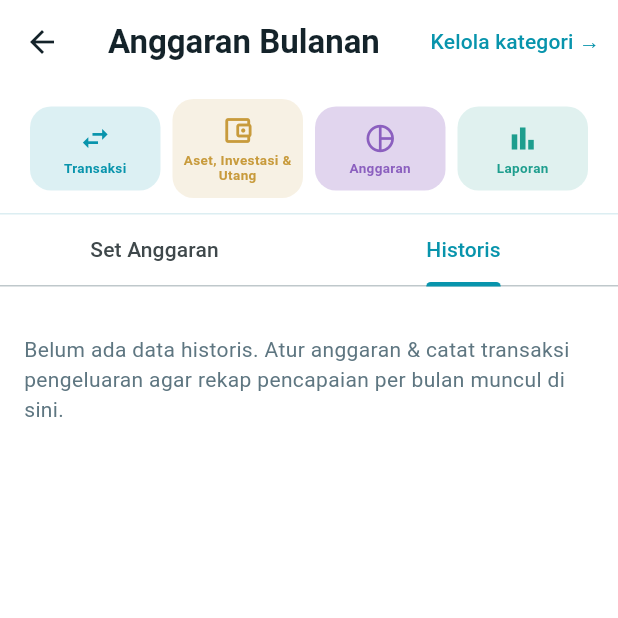
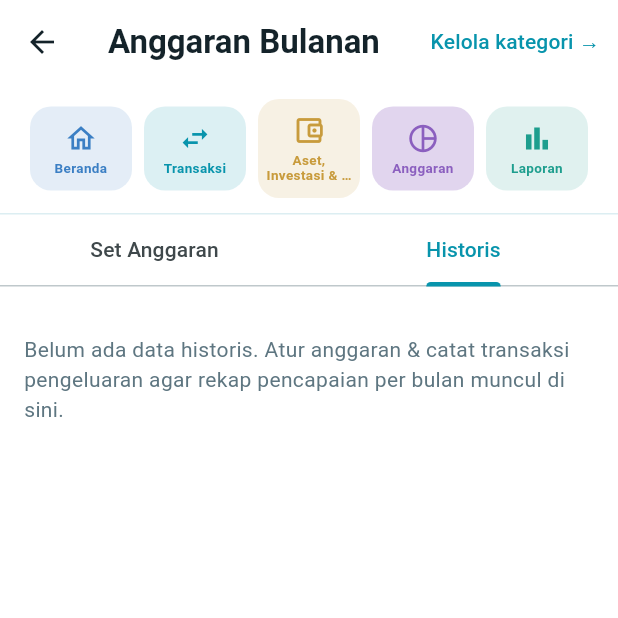
Before and after one commit to rejaapriangga-beep/dompetdigitalku-mobile, a Flutter app: the BudgetsScreen screen opened directly, tab 2 chosen, on a phone screen of 412 x 824 dp, the top half of it. Run offline on Flutter 3.47's test engine with Material 3 defaults, Android fonts, the phone set to English and light mode, and no system bars; our stand-ins replace device_info_plus, dio, file_picker, flutter_secure_storage, google_mobile_ads, google_sign_in and 4 more; missing offline and left inert: cryptography, google_mlkit_text_recognition; accounts and stored records are empty; network calls fail.

Commit message:
Tambahkan item Beranda ke TopMenuBar
TopMenuBar sekarang punya 5 item (Beranda/Transaksi/Aset, Investasi &
Utang/Anggaran/Laporan), bukan cuma 4 — supaya dari halaman manapun bisa
langsung tap "Beranda" tanpa harus pencet tombol back. Tap Beranda
cukup pop() sekali (bukan push instance baru) karena Beranda selalu
jadi satu-satunya route di dasar navigation stack, jadi state-nya
(hasil _load() dkk.) tetap terjaga.

Co-Authored-By: Claude Sonnet 5 <noreply@anthropic.com>
Claude-Session: https://claude.ai/code/session_01PZHQbS9rqucJuRvLyK6xz5

```diff
--- a/lib/screens/home_screen.dart
+++ b/lib/screens/home_screen.dart
@@ -225,7 +225,7 @@ class _HomeScreenState extends State<HomeScreen> {
       ),
       body: Column(
         children: [
-          const TopMenuBar(),
+          const TopMenuBar(current: TopMenuDestination.home),
           Expanded(child: _buildBody()),
         ],
       ),
--- a/lib/widgets/top_menu_bar.dart
+++ b/lib/widgets/top_menu_bar.dart
@@ -1,9 +1,9 @@
 // lib/widgets/top_menu_bar.dart
-// Baris menu utama (Transaksi/Aset, Investasi & Utang/Anggaran/Laporan) —
-// awalnya cuma ada di Beranda (lib/screens/home_screen.dart), sekarang
-// diekstrak ke sini supaya bisa dipasang juga di halaman-halaman utama
-// lainnya, sehingga pengguna bisa pindah antar menu dari halaman mana pun
-// tanpa harus balik ke Beranda dulu.
+// Baris menu utama (Beranda/Transaksi/Aset, Investasi & Utang/Anggaran/
+// Laporan) — awalnya cuma ada di Beranda (lib/screens/home_screen.dart),
+// sekarang diekstrak ke sini supaya bisa dipasang juga di halaman-halaman
+// utama lainnya, sehingga pengguna bisa pindah antar menu dari halaman
+// mana pun tanpa harus balik ke Beranda dulu.
 import 'package:flutter/material.dart';
 import '../l10n/app_strings.dart';
 import '../theme.dart';
@@ -12,11 +12,10 @@ import '../screens/accounts_assets_screen.dart';
 import '../screens/budgets_screen.dart';
 import '../screens/reports_screen.dart';
 
-/// Menandai halaman mana (di antara 4 item menu) yang sedang aktif, supaya
+/// Menandai halaman mana (di antara 5 item menu) yang sedang aktif, supaya
 /// bisa ditandai visual dan tap-nya di-skip (tidak perlu navigasi ke diri
-/// sendiri). `null` dipakai di Beranda, karena Beranda bukan salah satu
-/// dari 4 item ini.
-enum TopMenuDestination { transactions, assets, budgets, reports }
+/// sendiri).
+enum TopMenuDestination { home, transactions, assets, budgets, reports }
 
 class TopMenuBar extends StatelessWidget {
   final TopMenuDestination? current;
@@ -34,9 +33,27 @@ class TopMenuBar extends StatelessWidget {
     ).pushReplacement(MaterialPageRoute(builder: (_) => screen));
   }
 
+  /// Beranda selalu jadi satu-satunya route paling bawah di navigation
+  /// stack (lihat main.dart: HomeScreen tidak pernah di-push, tapi jadi
+  /// `MaterialApp.home` / hasil pushReplacement dari BiometricLockScreen).
+  /// Jadi dari halaman mana pun (yang selalu berjarak 1 route dari
+  /// Beranda), cukup pop sekali untuk balik — tidak perlu push instance
+  /// Beranda yang baru (state-nya, mis. hasil _load(), ikut terjaga).
+  void _goHome(BuildContext context) {
+    if (current == TopMenuDestination.home) return;
+    Navigator.of(context).pop();
+  }
+
   @override
   Widget build(BuildContext context) {
     final items = [
+      _Item(
+        dest: TopMenuDestination.home,
+        icon: Icons.home_outlined,
+        color: AppColors.sky,
+        label: S.t.home,
+        onTap: () => _goHome(context),
+      ),
       _Item(
         dest: TopMenuDestination.transactions,
         icon: Icons.swap_horiz,
```
